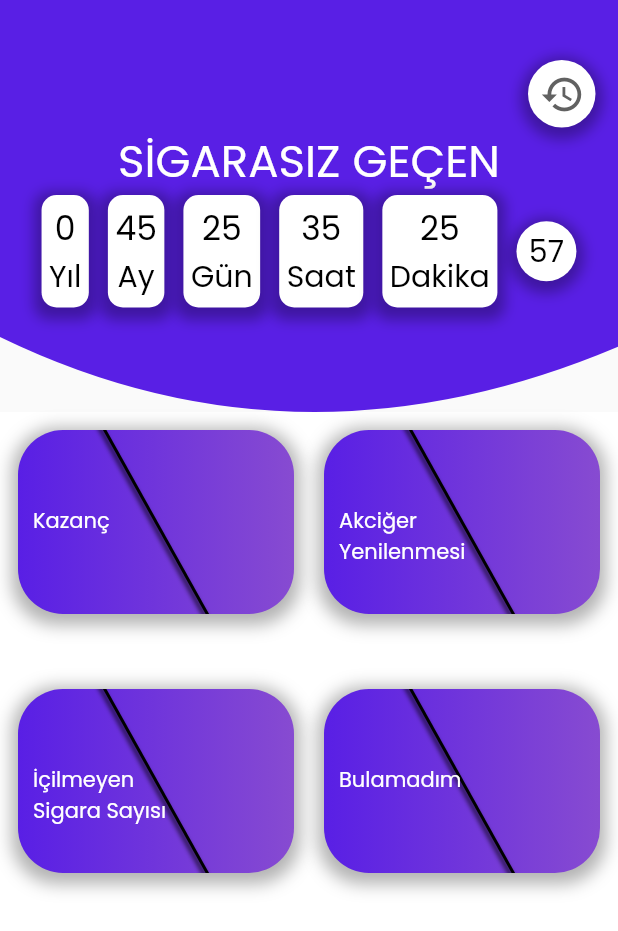
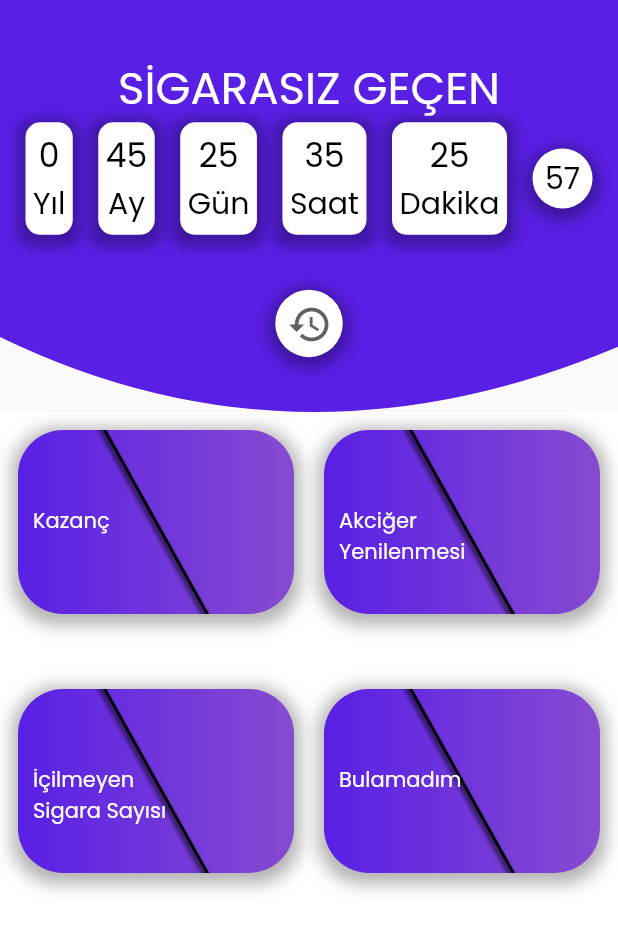
Before and after one commit to Tugberkab/Quit-Smoking-App, a Flutter app: the screen it shows after launch, after a tap on an icon or button, on a phone screen of 412 x 824 dp. Shown: the top 931 px of the screen. Run offline on Flutter 3.47's test engine with Material 2 defaults, Android fonts, the phone set to English and light mode, and no system bars; drawn by our look-alikes of streaming_shared_preferences; our stand-ins replace google_fonts, percent_indicator, shared_preferences; missing offline and left inert: snapping_sheet.

Commit message:
button location changed progress bar

```diff
--- a/lib/home/home.dart
+++ b/lib/home/home.dart
@@ -4,15 +4,12 @@ import 'package:quit_smoking_app/constants.dart';
 import 'package:quit_smoking_app/home/components/body.dart';
 import 'package:quit_smoking_app/home/widget/custom_shape.dart';
 import "package:quit_smoking_app/MyAppStreamObject.dart";
-import 'package:quit_smoking_app/home/widget/data_card.dart';
 import 'package:quit_smoking_app/home/widget/info_card.dart';
 import 'package:quit_smoking_app/home/widget/time_card.dart';
-import 'package:quit_smoking_app/models/earnings.dart';
 import 'package:quit_smoking_app/models/info.dart';
 import 'package:snapping_sheet/snapping_sheet.dart';
 import 'package:quit_smoking_app/models/time.dart';
 import 'package:streaming_shared_preferences/streaming_shared_preferences.dart';
-import 'package:shared_preferences/shared_preferences.dart';
 
 class Home extends StatefulWidget {
   final MyAppStreamObject? myAppStreamObject;
@@ -34,7 +31,7 @@ class _HomeState extends State<Home> {
           lockOverflowDrag: true,
           grabbingHeight: 60,
           grabbing: Padding(
-            padding: EdgeInsets.only(top:0),
+            padding: EdgeInsets.only(top: 0),
             child: Container(
               clipBehavior: Clip.antiAlias,
               decoration: BoxDecoration(
@@ -75,7 +72,6 @@ class _HomeState extends State<Home> {
               ),
             ),
           ),
-
           sheetBelow: SnappingSheetContent(
             draggable: true,
             sizeBehavior: SheetSizeStatic(size: 250),
@@ -105,7 +101,7 @@ class _HomeState extends State<Home> {
               grabbingContentOffset: GrabbingContentOffset.top,
             ),
             SnappingPosition.pixels(
-              positionPixels: MediaQuery.of(context).size.height*2/3 - 60,
+              positionPixels: MediaQuery.of(context).size.height * 2 / 3 - 60,
               snappingCurve: Curves.elasticOut,
               snappingDuration: Duration(milliseconds: 1750),
             ),
@@ -119,7 +115,6 @@ class _HomeState extends State<Home> {
           child: Body(myAppStreamObject: widget.myAppStreamObject),
         ),
 
-
         //Body(myAppStreamObject: widget.myAppStreamObject),
       );
     } else {
@@ -131,8 +126,6 @@ class _HomeState extends State<Home> {
     widget.myAppStreamObject!.registerDate.setValue(DateTime.now().toString());
   }
 
-
-
   AppBar buildCustomAppBar(
       BuildContext context, MyAppStreamObject? myAppStreamObject) {
     return AppBar(
@@ -143,18 +136,13 @@ class _HomeState extends State<Home> {
       flexibleSpace: ClipPath(
         clipper: CustomShape(),
         child: Container(
-          padding: EdgeInsets.fromLTRB(15, 40, 15, 15),
           width: MediaQuery.of(context).size.width,
           color: primaryColor,
           child: Column(
+            mainAxisAlignment: MainAxisAlignment.spaceEvenly,
             children: [
-              Row(
-                mainAxisAlignment: MainAxisAlignment.end,
-                children: [
-                  buildIconButton(),
-                ],
-              ),
-              PreferenceBuilder(
+              SafeArea(
+                child: PreferenceBuilder(
                   preference: myAppStreamObject!.registerDate,
                   builder: (context, String value) {
                     String registerDate = value;
@@ -163,7 +151,8 @@ class _HomeState extends State<Home> {
                       children: [
                         Text(
                           "SİGARASIZ GEÇEN",
-                          style: GoogleFonts.poppins(color: Colors.white, fontSize: 30),
+                          style: GoogleFonts.poppins(
+                              color: Colors.white, fontSize: 30),
                         ),
                         // Row(
                         //   mainAxisAlignment: MainAxisAlignment.center,
@@ -193,14 +182,17 @@ class _HomeState extends State<Home> {
                                     color: Colors.black.withOpacity(0.3),
                                     spreadRadius: 5,
                                     blurRadius: 7,
-                                    offset: Offset(0, 3), // changes position of shadow
+                                    offset: Offset(
+                                        0, 3), // changes position of shadow
                                   ),
                                 ],
-
                               ),
-                              child: Center(child: Text("57",style: GoogleFonts.poppins(color: Colors.black, fontSize: 20)),),
+                              child: Center(
+                                child: Text("57",
+                                    style: GoogleFonts.poppins(
+                                        color: Colors.black, fontSize: 20)),
+                              ),
                             ),
-
                           ],
                         ),
                         // Row(
@@ -221,10 +213,12 @@ class _HomeState extends State<Home> {
                         //     Text("${timeModel.seconds} SECONDS"),
                         //   ],
                         // ),
-
                       ],
                     );
-                  }),
+                  },
+                ),
+              ),
+              buildIconButton(),
             ],
           ),
         ),
--- a/lib/home/widget/info_card.dart
+++ b/lib/home/widget/info_card.dart
@@ -1,5 +1,6 @@
 import 'package:flutter/material.dart';
 import 'package:quit_smoking_app/models/info.dart';
+import 'package:percent_indicator/percent_indicator.dart';
 
 class InfoCard extends StatelessWidget {
   final Info? info;
@@ -19,17 +20,10 @@ class InfoCard extends StatelessWidget {
           Text(
             info!.text!,
           ),
-          Container(
-            height: 30,
-            width: 150,
-            decoration: BoxDecoration(
-              color: Colors.blue,
-              borderRadius: BorderRadius.circular(10),
-            ),
-            child: Align(
-              alignment: Alignment.center,
-              child: Text('%${info!.increase!} tamamlandı.'),
-            ),
+          LinearPercentIndicator(
+            width: MediaQuery.of(context).size.width - 20,
+            lineHeight: 30,
+            //percent: info!.increase!,
           ),
         ],
       ),
--- a/lib/home/widget/time_card.dart
+++ b/lib/home/widget/time_card.dart
@@ -14,12 +14,7 @@ class TimeCard extends StatelessWidget {
           height: 75,
           decoration: BoxDecoration(
             color: Colors.white,
-            borderRadius: BorderRadius.only(
-                topLeft: Radius.circular(10),
-                topRight: Radius.circular(10),
-                bottomLeft: Radius.circular(10),
-                bottomRight: Radius.circular(10)
-            ),
+            borderRadius: BorderRadius.circular(10),
             boxShadow: [
               BoxShadow(
                 color: Colors.black.withOpacity(0.3),
@@ -32,11 +27,16 @@ class TimeCard extends StatelessWidget {
           child: Column(
             mainAxisAlignment: MainAxisAlignment.center,
             children: [
-              Text(value!.toString(), style: GoogleFonts.poppins(color: Colors.black, fontSize: 22),),
-              Text(info!,style: GoogleFonts.poppins(color: Colors.black, fontSize: 20), )
+              Text(
+                value!.toString(),
+                style: GoogleFonts.poppins(color: Colors.black, fontSize: 22),
+              ),
+              Text(
+                info!,
+                style: GoogleFonts.poppins(color: Colors.black, fontSize: 20),
+              )
             ],
-          )
-      ),
+          )),
     );
   }
 }
--- a/lib/models/info.dart
+++ b/lib/models/info.dart
@@ -1,5 +1,6 @@
 class Info {
-  final int? id, increase;
+  final int? id;
+  final double? increase;
   final String? text;
 
   Info({
@@ -13,31 +14,31 @@ List<Info> info = [
   Info(
     id: 1,
     text: '2 ila 12 hafta içinde kan dolaşımı düzelmeye başlar.',
-    increase: 10,
+    increase: 10.0,
   ),
   Info(
     id: 2,
     text: '9 ay içerisinde öksürük ve nefes darlığı azalır.',
-    increase: 10,
+    increase: 10.0,
   ),
   Info(
     id: 3,
     text: '9 ay içerisinde Akciğer fonksiyonları yüzde 5 artar.',
-    increase: 10,
+    increase: 10.0,
   ),
   Info(
     id: 4,
     text: '1 yıl sonra kalp krizi riski yarı yarıya azalır',
-    increase: 10,
+    increase: 10.0,
   ),
   Info(
     id: 5,
     text: '5 yıl sonra KOAH riski yarı yarıya azalır.',
-    increase: 10,
+    increase: 10.0,
   ),
   Info(
     id: 6,
     text: '5 yıl sonra sigara kullanmayan biri ile aynı olursunuz.',
-    increase: 10,
+    increase: 10.0,
   )
 ];
--- a/pubspec.yaml
+++ b/pubspec.yaml
@@ -32,6 +32,7 @@ dependencies:
   streaming_shared_preferences: ^2.0.0
   google_fonts: ^2.1.0
   snapping_sheet: ^3.1.0
+  percent_indicator: ^3.0.1
 
 dev_dependencies:
   flutter_test:
```
Also changed, not shown: pubspec.lock.
